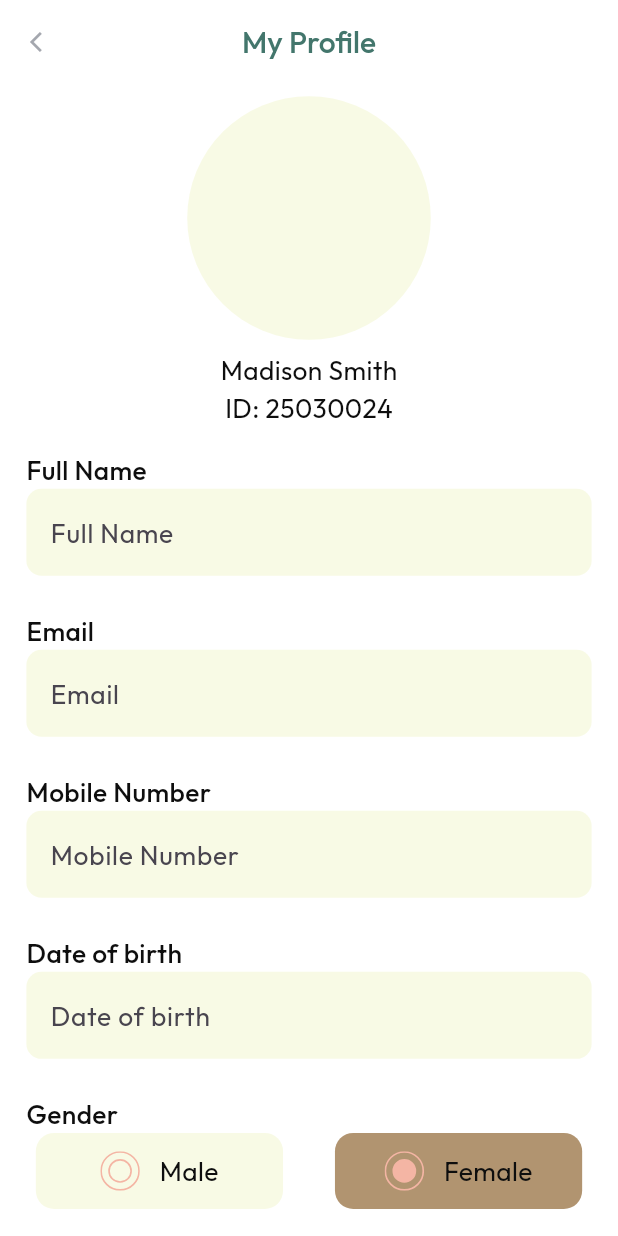
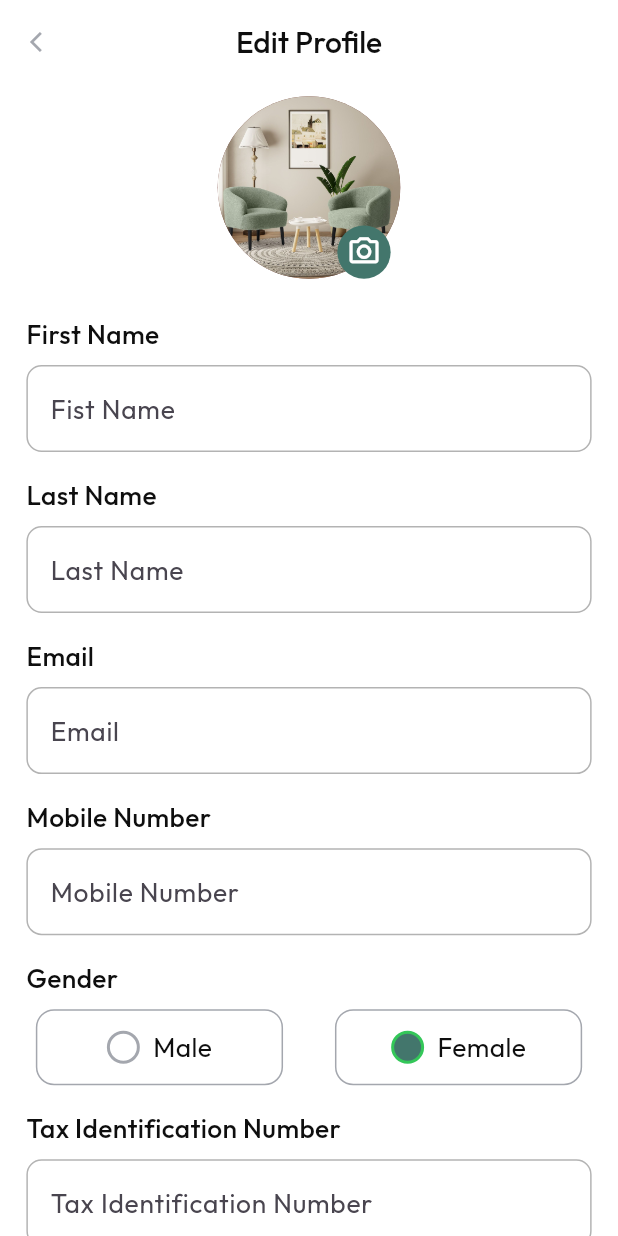
Before and after one commit to manarghareeb/Homesta, a Flutter app: the EditProfileScreen screen opened by its route, on a phone screen of 412 x 824 dp. Run offline on Flutter 3.47's test engine with Material 3 defaults, Android fonts, the phone set to English and light mode, and no system bars; our stand-ins replace flutter_screenutil, flutter_svg, font_awesome_flutter, go_router, smooth_page_indicator.

Commit message:
edit account screen ui and edit profile ui

```diff
--- a/lib/features/account/presentation/views/edit_profile_screen.dart
+++ b/lib/features/account/presentation/views/edit_profile_screen.dart
@@ -4,6 +4,7 @@ import 'package:homesta/core/theming/colors.dart';
 import 'package:homesta/core/theming/styles.dart';
 import 'package:homesta/core/widgets/custom_app_bar_widget.dart';
 import 'package:homesta/features/account/presentation/widgets/gender_selector.dart';
+import 'package:homesta/features/account/presentation/widgets/photo_profile.dart';
 import 'package:homesta/features/account/presentation/widgets/text_and_text_field.dart';
 
 class EditProfileScreen extends StatefulWidget {
@@ -14,7 +15,8 @@ class EditProfileScreen extends StatefulWidget {
 }
 
 class _EditProfileScreenState extends State<EditProfileScreen> {
-  final TextEditingController nameController = TextEditingController();
+  final TextEditingController firstNameController = TextEditingController();
+  final TextEditingController lastNameController = TextEditingController();
   final TextEditingController emailController = TextEditingController();
   final TextEditingController phoneController = TextEditingController();
   final TextEditingController birthDateController = TextEditingController();
@@ -22,26 +24,29 @@ class _EditProfileScreenState extends State<EditProfileScreen> {
   Widget build(BuildContext context) {
     return Scaffold(
       backgroundColor: Colors.white,
-      appBar: CustomAppBarWidget(text: 'My Profile'),
+      appBar: CustomAppBarWidget(
+        text: 'Edit Profile',
+        textColor: ColorManager.blackColor,
+      ),
       body: SingleChildScrollView(
         child: Padding(
           padding: EdgeInsets.symmetric(horizontal: 16.w, vertical: 8.h),
           child: Column(
             crossAxisAlignment: CrossAxisAlignment.center,
             children: [
-              CircleAvatar(
-                radius: 80.r,
-                backgroundColor: ColorManager.mainColor,
+              const PhotoProfile(),
+              SizedBox(height: 24.h),
+              TextAndTextField(
+                controller: firstNameController,
+                hintText: 'Fist Name',
+                textInputType: TextInputType.name,
+                text: 'First Name',
               ),
-              SizedBox(height: 8.h),
-              Text('Madison Smith', style: TextStyles.font16BlackRegular),
-              Text('ID: 25030024', style: TextStyles.font16BlackRegular),
-              SizedBox(height: 16.h),
               TextAndTextField(
-                controller: nameController,
-                hintText: 'Full Name',
+                controller: lastNameController,
+                hintText: 'Last Name',
                 textInputType: TextInputType.name,
-                text: 'Full Name',
+                text: 'Last Name',
               ),
               TextAndTextField(
                 controller: emailController,
@@ -55,12 +60,6 @@ class _EditProfileScreenState extends State<EditProfileScreen> {
                 textInputType: TextInputType.phone,
                 text: 'Mobile Number',
               ),
-              TextAndTextField(
-                controller: birthDateController,
-                hintText: 'Date of birth',
-                textInputType: TextInputType.datetime,
-                text: 'Date of birth',
-              ),
               Row(
                 crossAxisAlignment: CrossAxisAlignment.start,
                 children: [
@@ -71,8 +70,61 @@ class _EditProfileScreenState extends State<EditProfileScreen> {
                   ),
                 ],
               ),
+              SizedBox(height: 8.h),
               const GenderSelector(),
-              SizedBox(height: 40.h,),
+              SizedBox(height: 16.h),
+              TextAndTextField(
+                controller: emailController,
+                hintText: 'Tax Identification Number',
+                textInputType: TextInputType.emailAddress,
+                text: 'Tax Identification Number',
+              ),
+              TextAndTextField(
+                controller: emailController,
+                hintText: 'Tax Identification Country',
+                textInputType: TextInputType.emailAddress,
+                text: 'Tax Identification Country',
+              ),
+              Row(
+                crossAxisAlignment: CrossAxisAlignment.start,
+                children: [
+                  Text(
+                    'ID',
+                    style: TextStyles.font18BlackW500.copyWith(fontSize: 16.sp),
+                    textAlign: TextAlign.start,
+                  ),
+                ],
+              ),
+              SizedBox(height: 8.h),
+              TextFormField(
+                controller: emailController,
+                decoration: InputDecoration(
+                  hintStyle: TextStyles.font16GreyRegular,
+                  hintText: '1559 000 7788 8DER',
+                  filled: true,
+                  fillColor: ColorManager.iconTextFieldColor.withOpacity(0.5),
+                  border: OutlineInputBorder(
+                    borderRadius: BorderRadius.circular(10.r),
+                    borderSide: BorderSide.none
+                  ),
+                  enabledBorder: OutlineInputBorder(
+                    borderRadius: BorderRadius.circular(10.r),
+                    borderSide: BorderSide.none
+                  ),
+                  focusedBorder: OutlineInputBorder(
+                    borderRadius: BorderRadius.circular(10.r),
+                    borderSide: BorderSide.none
+                  ),
+                ),
+              ),
+              SizedBox(height: 16.h),
+              TextAndTextField(
+                controller: emailController,
+                hintText: 'Ib street orogun ibadan',
+                textInputType: TextInputType.emailAddress,
+                text: 'Residential Address',
+              ),
+              SizedBox(height: 40.h),
             ],
           ),
         ),
--- a/lib/features/account/presentation/widgets/option_tile.dart
+++ b/lib/features/account/presentation/widgets/option_tile.dart
@@ -21,13 +21,14 @@ class OptionTile extends StatelessWidget {
       elevation: 0,
       child: ListTile(
         leading: CircleAvatar(
-          backgroundColor: ColorManager.mainColor,
+          backgroundColor: Colors.white,
           child: Icon(icon, color: ColorManager.blackColor),
         ),
         title: Text(
           label,
           style: TextStyles.font16BlackRegular
         ),
+        trailing: Icon(Icons.arrow_forward_ios, size: 16),
         onTap: onTap,
       ),
     );
--- a/lib/features/account/presentation/widgets/photo_profile.dart
+++ b/lib/features/account/presentation/widgets/photo_profile.dart
@@ -12,25 +12,26 @@ class PhotoProfile extends StatelessWidget {
     return Stack(
       children: [
         CircleAvatar(
-          radius: 80.r,
-          backgroundColor: ColorManager.buttonColor,
+          backgroundImage: const AssetImage('assets/images/image 1.png'),
+          radius: 60.r,
+          backgroundColor: ColorManager.brounColor,
         ),
         Positioned(
           bottom: 0,
-          right: 8,
+          right: 5,
           child: GestureDetector(
             onTap: () {},
             child: Container(
-              width: 40.w,
-              height: 40.h,
+              width: 35.w,
+              height: 35.h,
               decoration: BoxDecoration(
-                color: ColorManager.mainColor,
+                color: ColorManager.buttonColor,
                 shape: BoxShape.circle,
               ),
               child: Icon(
                 Icons.camera_alt_outlined,
-                color: ColorManager.greyColor,
-                size: 22.sp,
+                color: Colors.white,
+                size: 21.sp,
               ),
             ),
           ),
--- a/lib/features/account/presentation/widgets/select_gender_button.dart
+++ b/lib/features/account/presentation/widgets/select_gender_button.dart
@@ -1,10 +1,9 @@
 import 'package:flutter/material.dart';
 import 'package:flutter_screenutil/flutter_screenutil.dart';
-import 'package:flutter_svg/svg.dart';
 import 'package:homesta/core/theming/colors.dart';
 import 'package:homesta/core/theming/styles.dart';
 
-class SelectGenderButton extends StatelessWidget {
+class SelectGenderButton extends StatefulWidget {
   const SelectGenderButton({
     super.key,
     required this.selectedGender,
@@ -19,33 +18,45 @@ class SelectGenderButton extends StatelessWidget {
   final String gender;
 
   @override
+  State<SelectGenderButton> createState() => _SelectGenderButtonState();
+}
+
+class _SelectGenderButtonState extends State<SelectGenderButton> {
+  bool rememberMe = false;
+
+  @override
   Widget build(BuildContext context) {
     return GestureDetector(
-      onTap: onTap,
+      onTap: widget.onTap,
       child: Container(
         width: 150.w,
         height: 50.h,
         decoration: BoxDecoration(
-          color:
-              selectedGender == gender
-                  ? Color(0xFFB19470)
-                  : ColorManager.mainColor,
+          border: Border.all(color: ColorManager.greyColor),
           borderRadius: BorderRadius.circular(12.r),
         ),
         child: Row(
           mainAxisAlignment: MainAxisAlignment.center,
           children: [
-            SvgPicture.asset(
-              selectedGender == gender
-                  ? 'assets/images/Check Point (1).svg'
-                  : 'assets/images/Check Point.svg',
-              width: 24.w,
+            Container(
+              width: 20.w,
+              height: 20.w,
+              decoration: BoxDecoration(
+                shape: BoxShape.circle,
+                color:
+                    widget.selectedGender == widget.gender
+                        ? ColorManager.buttonColor
+                        : Colors.white,
+                border: Border.all(
+                  color: widget.selectedGender == widget.gender
+                        ? Color(0xFF34C759)
+                        : ColorManager.greyColor,
+                  width: 2
+                ),
+              ),
             ),
-            SizedBox(width: 12.w),
-            Text(
-              text,
-              style: TextStyles.font16BlackRegular,
-            ),
+            SizedBox(width: 8.w),
+            Text(widget.text, style: TextStyles.font16BlackRegular),
           ],
         ),
       ),
--- a/lib/features/account/presentation/widgets/text_and_text_field.dart
+++ b/lib/features/account/presentation/widgets/text_and_text_field.dart
@@ -28,32 +28,35 @@ class TextAndTextField extends StatelessWidget {
           style: TextStyles.font18BlackW500.copyWith(fontSize: 16.sp),
           textAlign: TextAlign.start,
         ),
+        SizedBox(height: 8.h),
         TextFormField(
           controller: controller,
           keyboardType: textInputType,
-          style: TextStyles.font16GreyRegular.copyWith(
-            color: ColorManager.buttonColor,
-          ),
+          style: TextStyles.font16GreyRegular,
           validator: validator,
           decoration: InputDecoration(
             hintText: hintText,
-            filled: true,
-            fillColor: ColorManager.mainColor,
             border: OutlineInputBorder(
               borderRadius: BorderRadius.circular(10.r),
-              borderSide: BorderSide.none,
+              borderSide: BorderSide(
+                color: ColorManager.iconTextFieldColor,
+              )
             ),
             enabledBorder: OutlineInputBorder(
               borderRadius: BorderRadius.circular(10.r),
-              borderSide: BorderSide.none,
+              borderSide: BorderSide(
+                color: ColorManager.iconTextFieldColor,
+              )
             ),
             focusedBorder: OutlineInputBorder(
               borderRadius: BorderRadius.circular(10.r),
-              borderSide: BorderSide.none,
-            ),
+              borderSide: BorderSide(
+                color: ColorManager.iconTextFieldColor,
+              )
+              ),
           ),
         ),
-        SizedBox(height: 24.h,),
+        SizedBox(height: 16.h,),
       ],
     );
   }
```
Also changed, not shown: lib/features/account/presentation/views/account_screen.dart (+49 -36 lines), lib/features/account/presentation/widgets/name_and_edit_profile_section.dart (added, +45 -0 lines), 1 other file.
